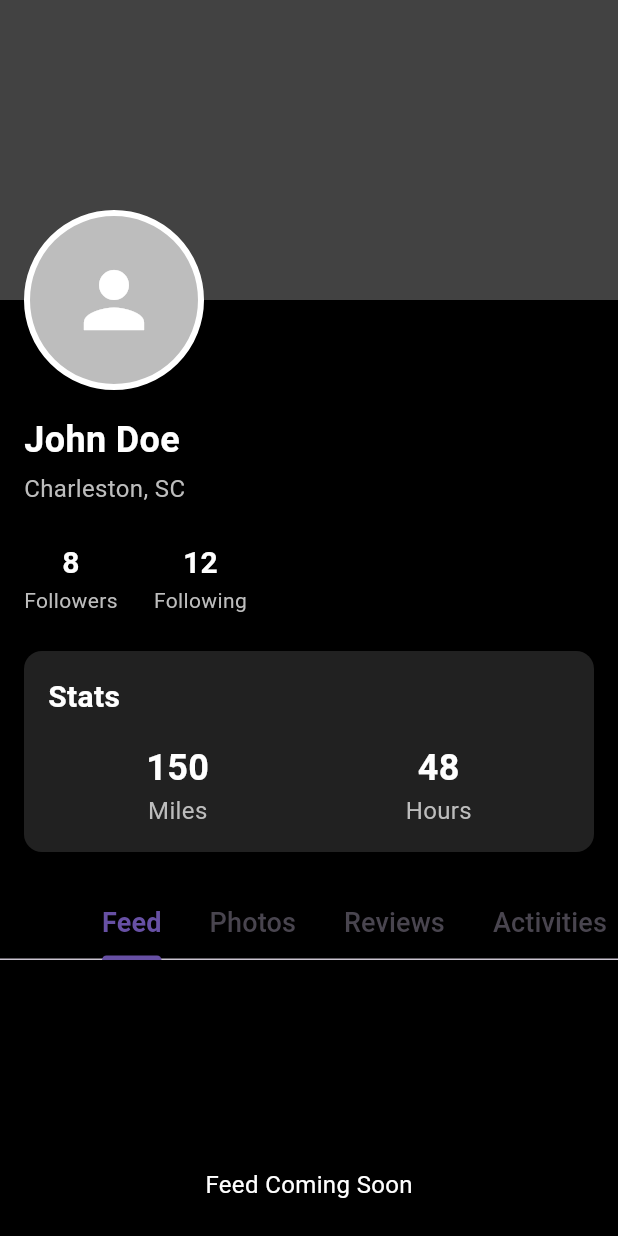
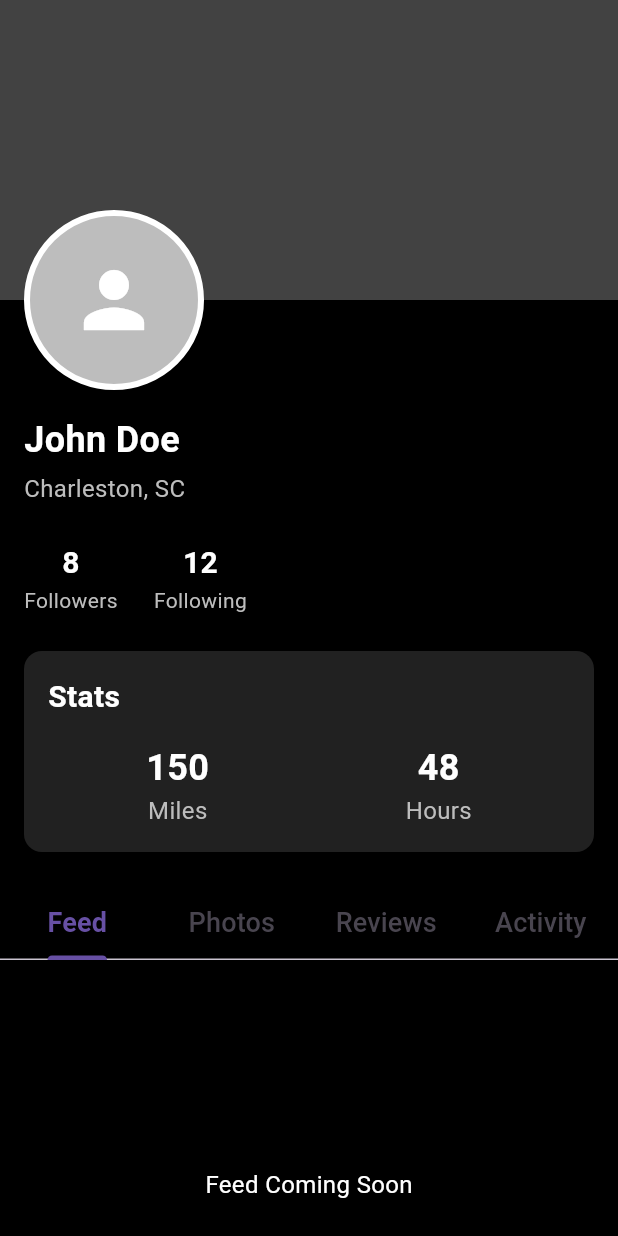
Before and after one commit to Prxshxn/Trialblaze, a Flutter app: the screen it shows after launch, on a phone screen of 412 x 824 dp. Run offline on Flutter 3.47's test engine with Material 3 defaults, Android fonts, the phone set to English and light mode, and no system bars.

Commit message:
Centered the TabBar

```diff
--- a/lib/screens/profile_screen.dart
+++ b/lib/screens/profile_screen.dart
@@ -116,8 +116,11 @@ class ProfileScreen extends StatelessWidget {
               length: 4,
               child: Column(
                 children: [
-                  TabBar(
-                    isScrollable: true,
+                  Container(
+                    width: double.infinity,
+                    color: Colors.black,
+                    child: TabBar(
+                      isScrollable: false,
                       labelStyle: const TextStyle(
                         fontSize: 18,
                         fontWeight: FontWeight.bold,
@@ -129,8 +132,9 @@ class ProfileScreen extends StatelessWidget {
                         Tab(text: 'Feed'),
                         Tab(text: 'Photos'),
                         Tab(text: 'Reviews'),
-                      Tab(text: 'Activities'),
+                        Tab(text: 'Activity'),
                       ],
+                    ),
                   ),
                   SizedBox(
                     height: 300,
```
Lines whose indentation alone changed are shown as unchanged.
